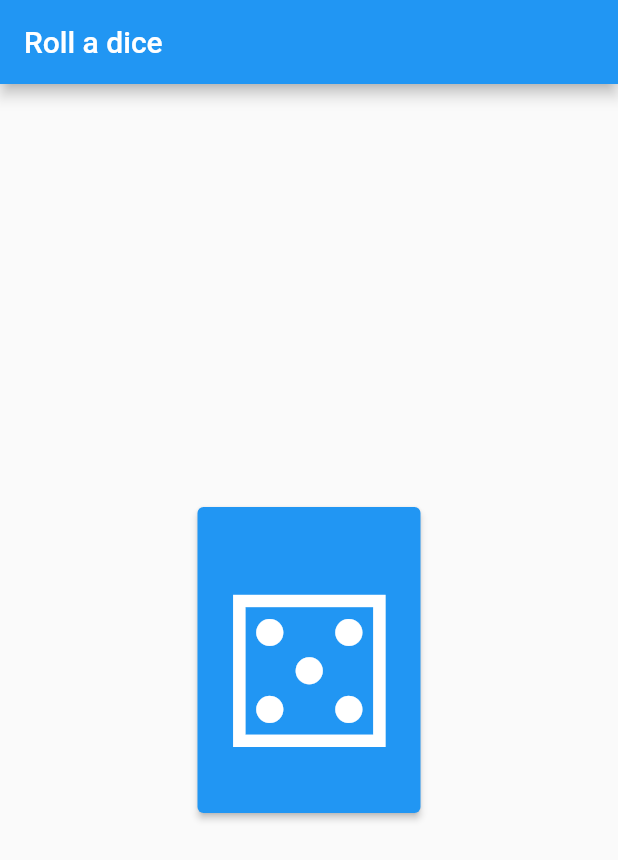
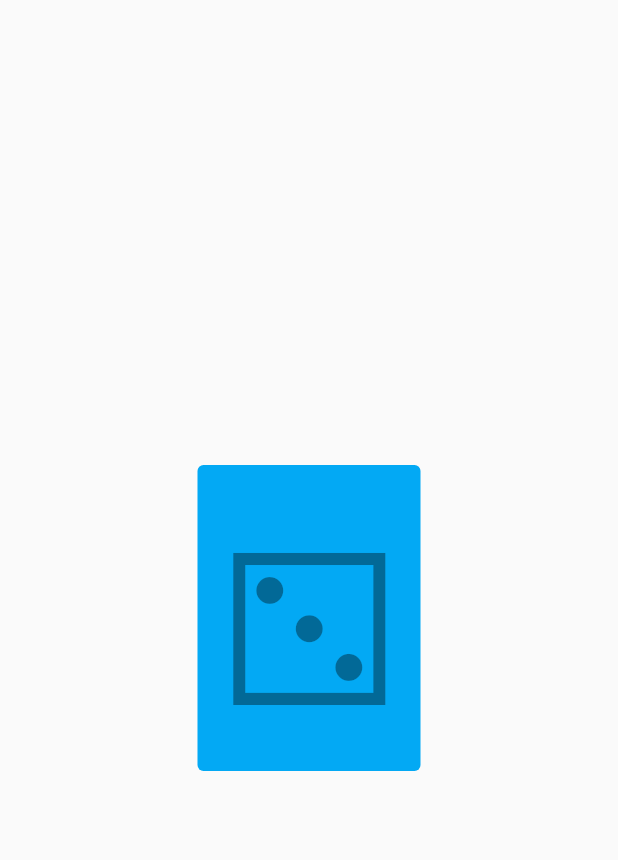
Before and after one commit to boraxpr/roll_a_dice, a Flutter app: the screen it shows after launch, after a tap on an icon or button, on a phone screen of 412 x 824 dp. Shown: the top 860 px of the screen. Run offline on Flutter 3.47's test engine with Material 2 defaults, Android fonts, the phone set to English and light mode, and no system bars; our stand-ins replace equatable, flutter_bloc.

Commit message:
Enhanced visual (Color changes in-randomizing), Exponentially increasing dice rolling speed (Simulates real life dice rolling).

```diff
--- a/lib/src/bloc/dice_bloc.dart
+++ b/lib/src/bloc/dice_bloc.dart
@@ -25,7 +25,8 @@ class DiceBloc extends Bloc<DiceEvent, DiceState> {
           ),
         );
         for (int i = 0; i < dices.length; i++) {
-          await Future.delayed(const Duration(milliseconds: 100));
+          int time = 50 + i * 80;
+          await Future.delayed(Duration(milliseconds: time));
           if (i == dices.length - 1) {
             emit(
               state.copyWith(
--- a/lib/src/pages/dice_page.dart
+++ b/lib/src/pages/dice_page.dart
@@ -1,3 +1,5 @@
+import 'dart:math';
+
 import 'package:flutter/material.dart';
 import 'package:flutter_bloc/flutter_bloc.dart';
 
@@ -17,9 +19,6 @@ class DicePage extends StatelessWidget {
   @override
   Widget build(BuildContext context) {
     return Scaffold(
-      appBar: AppBar(
-        title: const Text('Roll a dice'),
-      ),
       //Dice
       body: Row(
         mainAxisAlignment: MainAxisAlignment.center,
@@ -29,10 +28,22 @@ class DicePage extends StatelessWidget {
             children: [
               BlocBuilder<DiceBloc, DiceState>(
                 builder: (context, state) {
-                  return SizedBox(
-                    child: ElevatedButton(
+                  return Row(
+                    children: [
+                      ElevatedButton(
+                        style: ButtonStyle(
+                          backgroundColor: MaterialStateProperty.all<Color>(
+                            state.status == FetchStatus.done
+                                ? Colors.black
+                                : //randomize color
+                                Colors.primaries[Random().nextInt(
+                                    Colors.primaries.length - 1,
+                                  )],
+                          ),
+                        ),
                         onPressed: state.status == FetchStatus.done
-                          ? () => context.read<DiceBloc>().add(DiceRollEvent())
+                            ? () =>
+                                context.read<DiceBloc>().add(DiceRollEvent())
                             : null,
                         child: Text(
                           dices.elementAt(state.diceFace),
@@ -41,6 +52,7 @@ class DicePage extends StatelessWidget {
                           ),
                         ),
                       ),
+                    ],
                   );
                 },
               ),
```
Lines whose indentation alone changed are shown as unchanged.
